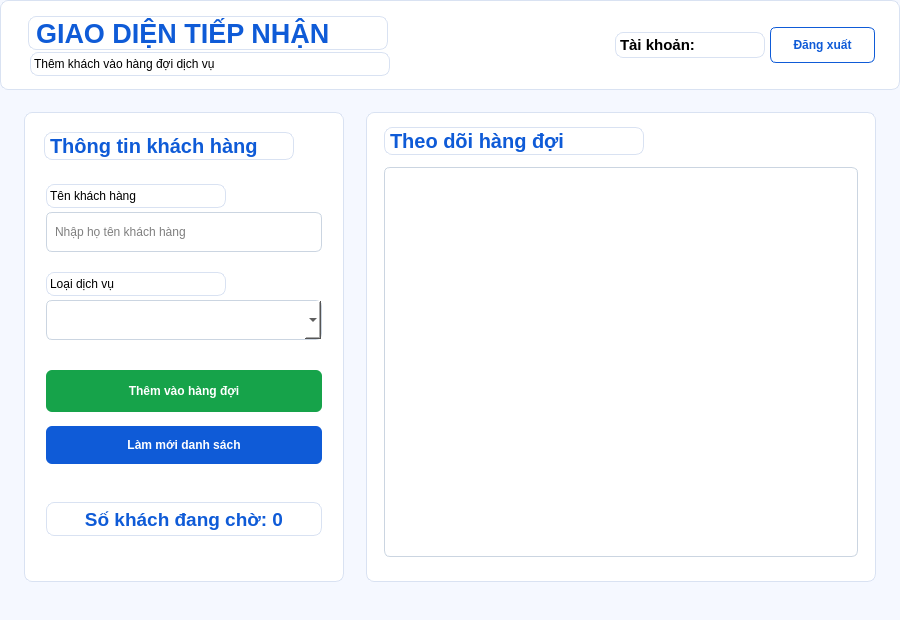
This is ui/tiep_nhan.ui in DangDan111/Nhom4_Hethongmophonghangdoidichvu as Qt 5 draws it before an edit. The edited form follows.
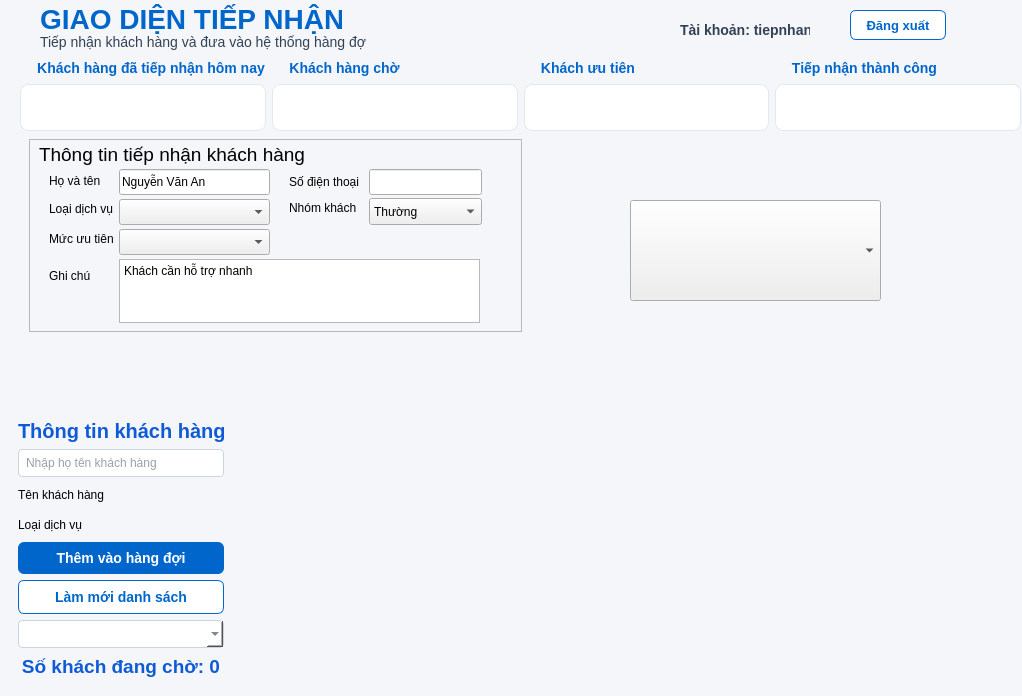
This is the edited form.

Commit message: tiep_nhan_ui

What changed in the file:
```diff
--- a/ui/tiep_nhan.ui
+++ b/ui/tiep_nhan.ui
@@ -2,28 +2,599 @@
 <ui version="4.0">
  <class>TiepNhanForm</class>
  <widget class="QWidget" name="TiepNhanForm">
-  <property name="geometry"><rect><x>0</x><y>0</y><width>900</width><height>620</height></rect></property>
-  <property name="windowTitle"><string>Tiếp nhận khách hàng</string></property>
-  <property name="styleSheet"><string notr="true">QWidget{background:#f5f8ff;} QFrame{background:white;border:1px solid #d9e2f2;border-radius:8px;} QLabel#lblTitle{color:#0f5bd7;} QPushButton{background:#0f5bd7;color:white;border-radius:6px;font-weight:700;} QPushButton#btnDangXuat{background:white;color:#0f5bd7;border:1px solid #0f5bd7;} QTextEdit,QLineEdit,QComboBox{background:white;border:1px solid #cbd5e1;border-radius:6px;padding:6px;}</string></property>
-  <widget class="QFrame" name="header"><property name="geometry"><rect><x>0</x><y>0</y><width>900</width><height>90</height></rect></property>
-   <widget class="QLabel" name="lblTitle"><property name="geometry"><rect><x>28</x><y>16</y><width>360</width><height>34</height></rect></property><property name="font"><font><family>Segoe UI</family><pointsize>20</pointsize><bold>true</bold></font></property><property name="text"><string>GIAO DIỆN TIẾP NHẬN</string></property></widget>
-   <widget class="QLabel" name="lblSubtitle"><property name="geometry"><rect><x>30</x><y>52</y><width>360</width><height>24</height></rect></property><property name="text"><string>Thêm khách vào hàng đợi dịch vụ</string></property></widget>
-   <widget class="QLabel" name="lblTaiKhoan"><property name="geometry"><rect><x>615</x><y>32</y><width>150</width><height>26</height></rect></property><property name="font"><font><family>Segoe UI</family><pointsize>11</pointsize><bold>true</bold></font></property><property name="text"><string>Tài khoản:</string></property></widget>
-   <widget class="QPushButton" name="btnDangXuat"><property name="geometry"><rect><x>770</x><y>27</y><width>105</width><height>36</height></rect></property><property name="text"><string>Đăng xuất</string></property></widget>
+  <property name="geometry">
+   <rect>
+    <x>0</x>
+    <y>0</y>
+    <width>1022</width>
+    <height>696</height>
+   </rect>
+  </property>
+  <property name="windowTitle">
+   <string>Tiếp nhận khách hàng</string>
+  </property>
+  <property name="styleSheet">
+   <string notr="true">QWidget#TiepNhanForm {
+    background-color: #f4f6f9;
+}</string>
+  </property>
+  <widget class="QFrame" name="monitorFrame">
+   <property name="geometry">
+    <rect>
+     <x>20</x>
+     <y>130</y>
+     <width>511</width>
+     <height>211</height>
+    </rect>
+   </property>
+   <layout class="QVBoxLayout" name="verticalLayout">
+    <item>
+     <widget class="QFrame" name="frame">
+      <property name="frameShape">
+       <enum>QFrame::Shape::StyledPanel</enum>
+      </property>
+      <property name="frameShadow">
+       <enum>QFrame::Shadow::Raised</enum>
+      </property>
+      <widget class="QLabel" name="label">
+       <property name="geometry">
+        <rect>
+         <x>10</x>
+         <y>0</y>
+         <width>291</width>
+         <height>31</height>
+        </rect>
+       </property>
+       <property name="font">
+        <font>
+         <pointsize>14</pointsize>
+        </font>
+       </property>
+       <property name="text">
+        <string>Thông tin tiếp nhận khách hàng</string>
+       </property>
+      </widget>
+      <widget class="QLabel" name="label_2">
+       <property name="geometry">
+        <rect>
+         <x>20</x>
+         <y>35</y>
+         <width>65</width>
+         <height>14</height>
+        </rect>
+       </property>
+       <property name="text">
+        <string>Họ và tên</string>
+       </property>
+      </widget>
+      <widget class="QLineEdit" name="lineEdit">
+       <property name="geometry">
+        <rect>
+         <x>90</x>
+         <y>30</y>
+         <width>151</width>
+         <height>26</height>
+        </rect>
+       </property>
+       <property name="text">
+        <string>Nguyễn Văn An</string>
+       </property>
+      </widget>
+      <widget class="QLineEdit" name="lineEdit_5">
+       <property name="geometry">
+        <rect>
+         <x>340</x>
+         <y>30</y>
+         <width>113</width>
+         <height>26</height>
+        </rect>
+       </property>
+      </widget>
+      <widget class="QLabel" name="label_3">
+       <property name="geometry">
+        <rect>
+         <x>260</x>
+         <y>35</y>
+         <width>79</width>
+         <height>16</height>
+        </rect>
+       </property>
+       <property name="text">
+        <string>Số điện thoại</string>
+       </property>
+      </widget>
+      <widget class="QLabel" name="label_4">
+       <property name="geometry">
+        <rect>
+         <x>20</x>
+         <y>60</y>
+         <width>69</width>
+         <height>20</height>
+        </rect>
+       </property>
+       <property name="text">
+        <string>Loại dịch vụ</string>
+       </property>
+      </widget>
+      <widget class="QLabel" name="label_5">
+       <property name="geometry">
+        <rect>
+         <x>260</x>
+         <y>61</y>
+         <width>79</width>
+         <height>16</height>
+        </rect>
+       </property>
+       <property name="text">
+        <string>Nhóm khách</string>
+       </property>
+      </widget>
+      <widget class="QLabel" name="label_6">
+       <property name="geometry">
+        <rect>
+         <x>20</x>
+         <y>130</y>
+         <width>65</width>
+         <height>14</height>
+        </rect>
+       </property>
+       <property name="text">
+        <string>Ghi chú</string>
+       </property>
+      </widget>
+      <widget class="QComboBox" name="comboBox_2">
+       <property name="geometry">
+        <rect>
+         <x>90</x>
+         <y>60</y>
+         <width>151</width>
+         <height>26</height>
+        </rect>
+       </property>
+      </widget>
+      <widget class="QComboBox" name="comboBox_3">
+       <property name="geometry">
+        <rect>
+         <x>340</x>
+         <y>59</y>
+         <width>113</width>
+         <height>27</height>
+        </rect>
+       </property>
+       <item>
+        <property name="text">
+         <string>Thường</string>
+        </property>
+       </item>
+       <item>
+        <property name="text">
+         <string>Vip</string>
+        </property>
+       </item>
+      </widget>
+      <widget class="QComboBox" name="comboBox_4">
+       <property name="geometry">
+        <rect>
+         <x>90</x>
+         <y>90</y>
+         <width>151</width>
+         <height>26</height>
+        </rect>
+       </property>
+      </widget>
+      <widget class="QLabel" name="label_7">
+       <property name="geometry">
+        <rect>
+         <x>20</x>
+         <y>90</y>
+         <width>69</width>
+         <height>20</height>
+        </rect>
+       </property>
+       <property name="text">
+        <string>Mức ưu tiên</string>
+       </property>
+      </widget>
+      <widget class="QTextEdit" name="textEdit">
+       <property name="geometry">
+        <rect>
+         <x>90</x>
+         <y>120</y>
+         <width>361</width>
+         <height>64</height>
+        </rect>
+       </property>
+       <property name="html">
+        <string>&lt;!DOCTYPE HTML PUBLIC &quot;-//W3C//DTD HTML 4.0//EN&quot; &quot;http://www.w3.org/TR/REC-html40/strict.dtd&quot;&gt;
+&lt;html&gt;&lt;head&gt;&lt;meta name=&quot;qrichtext&quot; content=&quot;1&quot; /&gt;&lt;meta charset=&quot;utf-8&quot; /&gt;&lt;style type=&quot;text/css&quot;&gt;
+p, li { white-space: pre-wrap; }
+hr { height: 1px; border-width: 0; }
+li.unchecked::marker { content: &quot;\2610&quot;; }
+li.checked::marker { content: &quot;\2612&quot;; }
+&lt;/style&gt;&lt;/head&gt;&lt;body style=&quot; font-family:'Segoe UI'; font-size:9pt; font-weight:400; font-style:normal;&quot;&gt;
+&lt;p style=&quot; margin-top:0px; margin-bottom:0px; margin-left:0px; margin-right:0px; -qt-block-indent:0; text-indent:0px;&quot;&gt;Khách cần hỗ trợ nhanh&lt;/p&gt;
+&lt;p style=&quot;-qt-paragraph-type:empty; margin-top:0px; margin-bottom:0px; margin-left:0px; margin-right:0px; -qt-block-indent:0; text-indent:0px;&quot;&gt;&lt;br /&gt;&lt;/p&gt;&lt;/body&gt;&lt;/html&gt;</string>
+       </property>
+      </widget>
+     </widget>
+    </item>
+   </layout>
   </widget>
-  <widget class="QFrame" name="formFrame"><property name="geometry"><rect><x>24</x><y>112</y><width>320</width><height>470</height></rect></property>
-   <widget class="QLabel" name="lblFormTitle"><property name="geometry"><rect><x>20</x><y>20</y><width>250</width><height>28</height></rect></property><property name="font"><font><family>Segoe UI</family><pointsize>15</pointsize><bold>true</bold></font></property><property name="styleSheet"><string notr="true">color:#0f5bd7;</string></property><property name="text"><string>Thông tin khách hàng</string></property></widget>
-   <widget class="QLabel" name="lblTen"><property name="geometry"><rect><x>22</x><y>72</y><width>180</width><height>24</height></rect></property><property name="text"><string>Tên khách hàng</string></property></widget>
-   <widget class="QLineEdit" name="txtTenKhach"><property name="geometry"><rect><x>22</x><y>100</y><width>276</width><height>40</height></rect></property><property name="placeholderText"><string>Nhập họ tên khách hàng</string></property></widget>
-   <widget class="QLabel" name="lblLoai"><property name="geometry"><rect><x>22</x><y>160</y><width>180</width><height>24</height></rect></property><property name="text"><string>Loại dịch vụ</string></property></widget>
-   <widget class="QComboBox" name="cboLoaiDichVu"><property name="geometry"><rect><x>22</x><y>188</y><width>276</width><height>40</height></rect></property></widget>
-   <widget class="QPushButton" name="btnThemKhach"><property name="geometry"><rect><x>22</x><y>258</y><width>276</width><height>42</height></rect></property><property name="styleSheet"><string notr="true">background:#16a34a;color:white;</string></property><property name="text"><string>Thêm vào hàng đợi</string></property></widget>
-   <widget class="QPushButton" name="btnLamMoi"><property name="geometry"><rect><x>22</x><y>314</y><width>276</width><height>38</height></rect></property><property name="text"><string>Làm mới danh sách</string></property></widget>
-   <widget class="QLabel" name="lblSoKhachDangCho"><property name="geometry"><rect><x>22</x><y>390</y><width>276</width><height>34</height></rect></property><property name="font"><font><family>Segoe UI</family><pointsize>14</pointsize><bold>true</bold></font></property><property name="styleSheet"><string notr="true">color:#0f5bd7;</string></property><property name="alignment"><set>Qt::AlignCenter</set></property><property name="text"><string>Số khách đang chờ: 0</string></property></widget>
+  <widget class="QFrame" name="formFrame">
+   <property name="geometry">
+    <rect>
+     <x>9</x>
+     <y>410</y>
+     <width>224</width>
+     <height>277</height>
+    </rect>
+   </property>
+   <property name="styleSheet">
+    <string notr="true">QLineEdit, QComboBox, QTextEdit {
+    background-color: #ffffff;
+    border: 1px solid #cbd5e1;
+    border-radius: 4px;
+    padding: 5px;
+    color: #334155;
+}
+QLineEdit:focus, QComboBox:focus {
+    border: 1px solid #0066cc;
+}</string>
+   </property>
+   <layout class="QVBoxLayout" name="verticalLayout_2">
+    <item>
+     <widget class="QLabel" name="lblFormTitle">
+      <property name="font">
+       <font>
+        <family>Segoe UI</family>
+        <pointsize>15</pointsize>
+        <bold>true</bold>
+       </font>
+      </property>
+      <property name="styleSheet">
+       <string notr="true">color:#0f5bd7;</string>
+      </property>
+      <property name="text">
+       <string>Thông tin khách hàng</string>
+      </property>
+     </widget>
+    </item>
+    <item>
+     <widget class="QLineEdit" name="txtTenKhach">
+      <property name="placeholderText">
+       <string>Nhập họ tên khách hàng</string>
+      </property>
+     </widget>
+    </item>
+    <item>
+     <widget class="QLabel" name="lblTen">
+      <property name="text">
+       <string>Tên khách hàng</string>
+      </property>
+     </widget>
+    </item>
+    <item>
+     <widget class="QLabel" name="lblLoai">
+      <property name="text">
+       <string>Loại dịch vụ</string>
+      </property>
+     </widget>
+    </item>
+    <item>
+     <widget class="QPushButton" name="btnThemKhach">
+      <property name="styleSheet">
+       <string notr="true">QPushButton {
+    background-color: #0066cc;
+    color: white;
+    font-family: &quot;Segoe UI&quot;;
+    font-size: 14px;
+    font-weight: bold;
+    border-radius: 6px;
+    padding: 8px;
+}
+QPushButton:hover {
+    background-color: #0052a3;
+}</string>
+      </property>
+      <property name="text">
+       <string>Thêm vào hàng đợi</string>
+      </property>
+     </widget>
+    </item>
+    <item>
+     <widget class="QPushButton" name="btnLamMoi">
+      <property name="styleSheet">
+       <string notr="true">QPushButton {
+       background-color: #ffffff;
+       color: #0066cc;
+       border: 1px solid #0066cc;
+       font-family: &quot;Segoe UI&quot;;
+       font-size: 14px;
+       font-weight: bold;
+       border-radius: 6px;
+       padding: 8px;
+   }
+   QPushButton:hover {
+       background-color: #f0f7ff;
+   }</string>
+      </property>
+      <property name="text">
+       <string>Làm mới danh sách</string>
+      </property>
+     </widget>
+    </item>
+    <item>
+     <widget class="QComboBox" name="cboLoaiDichVu"/>
+    </item>
+    <item>
+     <widget class="QLabel" name="lblSoKhachDangCho">
+      <property name="font">
+       <font>
+        <family>Segoe UI</family>
+        <pointsize>14</pointsize>
+        <bold>true</bold>
+       </font>
+      </property>
+      <property name="styleSheet">
+       <string notr="true">color:#0f5bd7;</string>
+      </property>
+      <property name="text">
+       <string>Số khách đang chờ: 0</string>
+      </property>
+      <property name="alignment">
+       <set>Qt::AlignmentFlag::AlignCenter</set>
+      </property>
+     </widget>
+    </item>
+   </layout>
   </widget>
-  <widget class="QFrame" name="monitorFrame"><property name="geometry"><rect><x>366</x><y>112</y><width>510</width><height>470</height></rect></property>
-   <widget class="QLabel" name="lblMonitor"><property name="geometry"><rect><x>18</x><y>15</y><width>260</width><height>28</height></rect></property><property name="font"><font><family>Segoe UI</family><pointsize>15</pointsize><bold>true</bold></font></property><property name="styleSheet"><string notr="true">color:#0f5bd7;</string></property><property name="text"><string>Theo dõi hàng đợi</string></property></widget>
-   <widget class="QTextEdit" name="txtTheoDoi"><property name="geometry"><rect><x>18</x><y>55</y><width>474</width><height>390</height></rect></property><property name="font"><font><family>Consolas</family><pointsize>10</pointsize></font></property></widget>
+  <widget class="QFrame" name="header">
+   <property name="geometry">
+    <rect>
+     <x>10</x>
+     <y>0</y>
+     <width>1004</width>
+     <height>51</height>
+    </rect>
+   </property>
+   <widget class="QLabel" name="lblTitle">
+    <property name="geometry">
+     <rect>
+      <x>30</x>
+      <y>0</y>
+      <width>302</width>
+      <height>38</height>
+     </rect>
+    </property>
+    <property name="font">
+     <font>
+      <family>Segoe UI</family>
+      <pointsize>-1</pointsize>
+      <bold>true</bold>
+     </font>
+    </property>
+    <property name="styleSheet">
+     <string notr="true">QLabel {
+    color: #0066cc;
+    font-family: &quot;Segoe UI&quot;, Arial;
+    font-size: 28px;
+    font-weight: bold;
+    background: transparent; /* Giữ nền trong suốt */
+}</string>
+    </property>
+    <property name="text">
+     <string>GIAO DIỆN TIẾP NHẬN</string>
+    </property>
+   </widget>
+   <widget class="QLabel" name="lblSubtitle">
+    <property name="geometry">
+     <rect>
+      <x>30</x>
+      <y>32</y>
+      <width>326</width>
+      <height>19</height>
+     </rect>
+    </property>
+    <property name="styleSheet">
+     <string notr="true">QLabel {
+    color: #334155; /* Màu xám đậm hiện đại, dễ nhìn trên nền trắng */
+    font-family: &quot;Segoe UI&quot;, Arial;
+    font-size: 14px;
+    background: transparent;
+    border: none;
+}</string>
+    </property>
+    <property name="text">
+     <string>Tiếp nhận khách hàng và đưa vào hệ thống hàng đợi</string>
+    </property>
+   </widget>
+   <widget class="QLabel" name="lblTaiKhoan">
+    <property name="geometry">
+     <rect>
+      <x>670</x>
+      <y>20</y>
+      <width>130</width>
+      <height>19</height>
+     </rect>
+    </property>
+    <property name="font">
+     <font>
+      <family>Segoe UI</family>
+      <pointsize>-1</pointsize>
+      <bold>true</bold>
+     </font>
+    </property>
+    <property name="styleSheet">
+     <string notr="true">QLabel {
+    color: #334155; /* Màu xám đậm hiện đại, dễ nhìn trên nền trắng */
+    font-family: &quot;Segoe UI&quot;, Arial;
+    font-size: 14px;
+    background: transparent;
+    border: none;
+}</string>
+    </property>
+    <property name="text">
+     <string>Tài khoản: tiepnhan</string>
+    </property>
+   </widget>
+   <widget class="QPushButton" name="btnDangXuat">
+    <property name="geometry">
+     <rect>
+      <x>840</x>
+      <y>10</y>
+      <width>96</width>
+      <height>30</height>
+     </rect>
+    </property>
+    <property name="styleSheet">
+     <string notr="true">QPushButton {
+    background-color: #ffffff;
+    color: #0066cc; /* Màu chữ xanh dương */
+    border: 1px solid #0066cc; /* Viền xanh dương mảnh */
+    border-radius: 6px; /* Bo góc nhẹ */
+    font-family: &quot;Segoe UI&quot;, Arial;
+    font-size: 13px;
+    font-weight: bold;
+    padding: 5px 15px; /* Tạo khoảng cách vừa vặn cho nút */
+}
+
+/* Hiệu ứng đổi màu nhẹ khi rê chuột vào để tăng trải nghiệm */
+QPushButton:hover {
+    background-color: #f0f7ff; 
+}</string>
+    </property>
+    <property name="text">
+     <string>Đăng xuất</string>
+    </property>
+   </widget>
+  </widget>
+  <widget class="QWidget" name="">
+   <property name="geometry">
+    <rect>
+     <x>20</x>
+     <y>60</y>
+     <width>1001</width>
+     <height>71</height>
+    </rect>
+   </property>
+   <layout class="QHBoxLayout" name="horizontalLayout">
+    <item>
+     <widget class="QGroupBox" name="groupBox_4">
+      <property name="styleSheet">
+       <string notr="true">QGroupBox {
+    background-color: #ffffff;
+    border: 1px solid #e2e8f0;
+    border-radius: 8px;
+    margin-top: 24px; /* Tạo khoảng trống phía trên để hiển thị tiêu đề */
+    font-family: &quot;Segoe UI&quot;, Arial;
+    font-size: 14px;
+    font-weight: bold;
+    color: #0066cc; /* Màu xanh dương cho tiêu đề GroupBox */
+}
+
+QGroupBox::title {
+    subcontrol-origin: margin;
+    subcontrol-position: top left; /* Đặt tiêu đề ở góc trên bên trái */
+    left: 10px;
+    padding: 0 5px;
+}
+
+</string>
+      </property>
+      <property name="title">
+       <string>Khách hàng đã tiếp nhận hôm nay</string>
+      </property>
+     </widget>
+    </item>
+    <item>
+     <widget class="QGroupBox" name="groupBox_3">
+      <property name="styleSheet">
+       <string notr="true">QGroupBox {
+    background-color: #ffffff;
+    border: 1px solid #e2e8f0;
+    border-radius: 8px;
+    margin-top: 24px; /* Tạo khoảng trống phía trên để hiển thị tiêu đề */
+    font-family: &quot;Segoe UI&quot;, Arial;
+    font-size: 14px;
+    font-weight: bold;
+    color: #0066cc; /* Màu xanh dương cho tiêu đề GroupBox */
+}
+
+QGroupBox::title {
+    subcontrol-origin: margin;
+    subcontrol-position: top left; /* Đặt tiêu đề ở góc trên bên trái */
+    left: 10px;
+    padding: 0 5px;
+}</string>
+      </property>
+      <property name="title">
+       <string>Khách hàng chờ</string>
+      </property>
+     </widget>
+    </item>
+    <item>
+     <widget class="QGroupBox" name="groupBox_2">
+      <property name="styleSheet">
+       <string notr="true">QGroupBox {
+    background-color: #ffffff;
+    border: 1px solid #e2e8f0;
+    border-radius: 8px;
+    margin-top: 24px; /* Tạo khoảng trống phía trên để hiển thị tiêu đề */
+    font-family: &quot;Segoe UI&quot;, Arial;
+    font-size: 14px;
+    font-weight: bold;
+    color: #0066cc; /* Màu xanh dương cho tiêu đề GroupBox */
+}
+
+QGroupBox::title {
+    subcontrol-origin: margin;
+    subcontrol-position: top left; /* Đặt tiêu đề ở góc trên bên trái */
+    left: 10px;
+    padding: 0 5px;
+}</string>
+      </property>
+      <property name="title">
+       <string>Khách ưu tiên</string>
+      </property>
+     </widget>
+    </item>
+    <item>
+     <widget class="QGroupBox" name="groupBox">
+      <property name="styleSheet">
+       <string notr="true">QGroupBox {
+    background-color: #ffffff;
+    border: 1px solid #e2e8f0;
+    border-radius: 8px;
+    margin-top: 24px; /* Tạo khoảng trống phía trên để hiển thị tiêu đề */
+    font-family: &quot;Segoe UI&quot;, Arial;
+    font-size: 14px;
+    font-weight: bold;
+    color: #0066cc; /* Màu xanh dương cho tiêu đề GroupBox */
+}
+
+QGroupBox::title {
+    subcontrol-origin: margin;
+    subcontrol-position: top left; /* Đặt tiêu đề ở góc trên bên trái */
+    left: 10px;
+    padding: 0 5px;
+}</string>
+      </property>
+      <property name="title">
+       <string>Tiếp nhận thành công</string>
+      </property>
+     </widget>
+    </item>
+   </layout>
+  </widget>
+  <widget class="QComboBox" name="comboBox">
+   <property name="geometry">
+    <rect>
+     <x>630</x>
+     <y>200</y>
+     <width>251</width>
+     <height>101</height>
+    </rect>
+   </property>
   </widget>
  </widget>
  <resources/><connections/>
```
Left out of the diff: 3 changed lines with no effect on the pictures. The commit also changes 19 other files.
